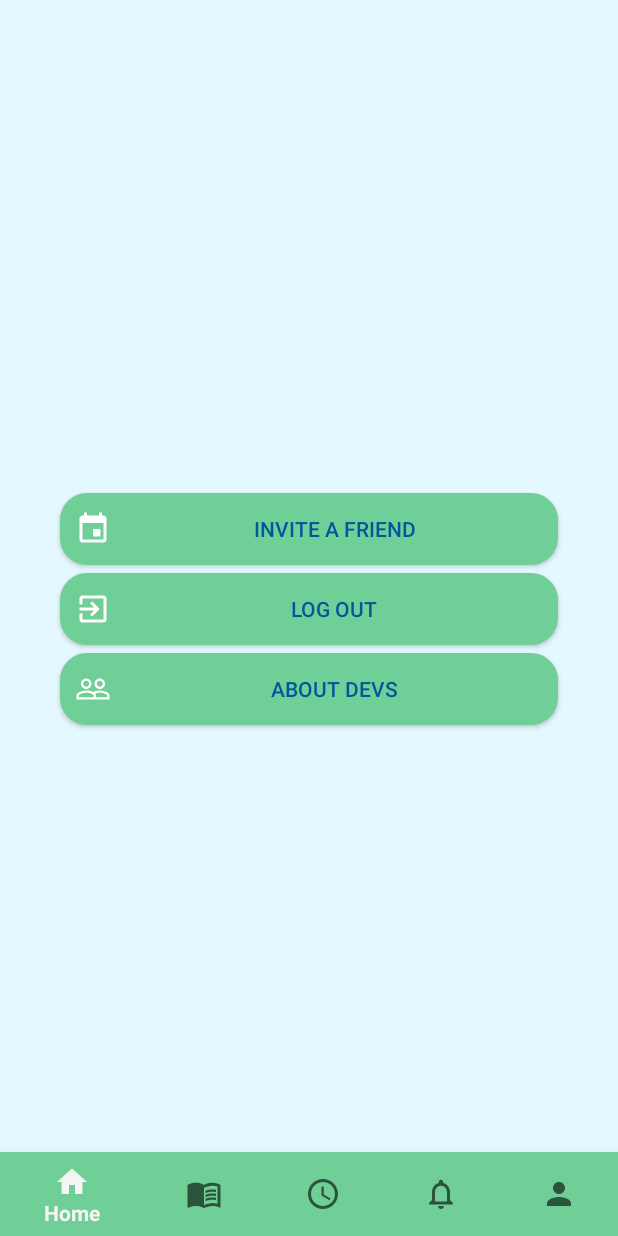
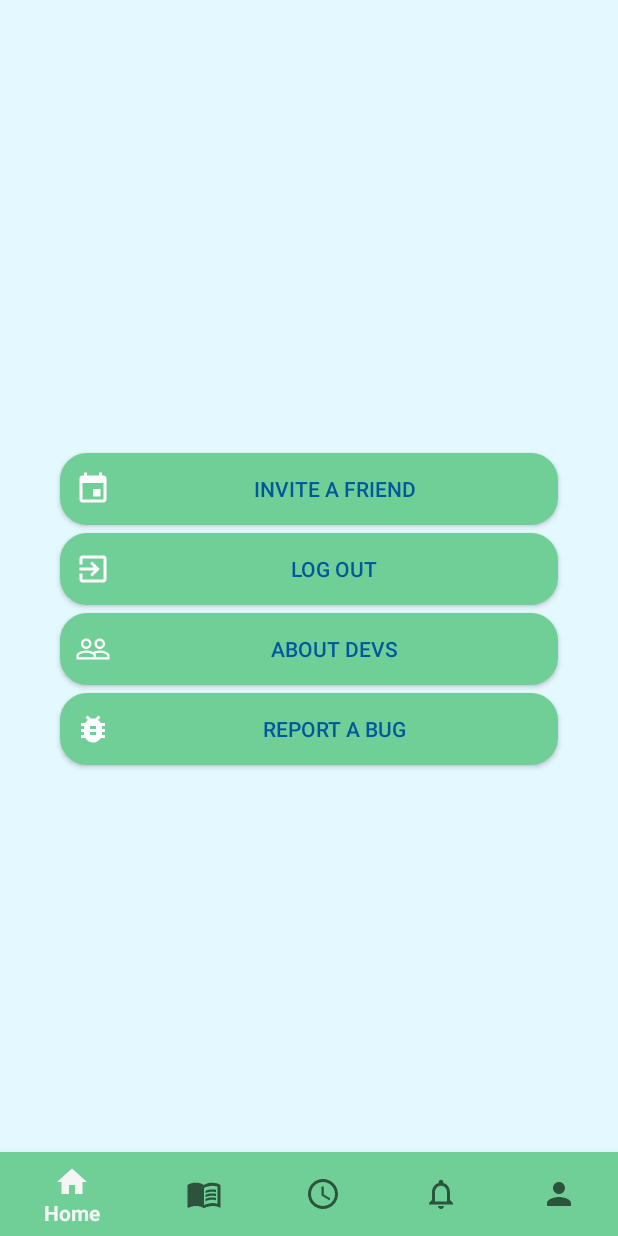
Before and after one commit to piru72/AUST_BUDDY, an Android app: the fragment ProfileFragment placed in its activity, on a phone screen of 412 x 824 dp. Run offline under Robolectric (Android 15) with nearby library versions, the phone set to English and light mode, and no system bars; our stand-ins replace CircleImageView, Firebase (no records; nobody signed in at launch, a user with empty details on screens opened directly).

Commit message:
Report a bug option created

```diff
--- /dev/null
+++ b/app/src/main/res/drawable/ic_baseline_bug_report_24.xml
@@ -0,0 +1,5 @@
+<vector android:height="24dp" android:tint="#000000"
+    android:viewportHeight="24" android:viewportWidth="24"
+    android:width="24dp" xmlns:android="http://schemas.android.com/apk/res/android">
+    <path android:fillColor="@android:color/white" android:pathData="M20,8h-2.81c-0.45,-0.78 -1.07,-1.45 -1.82,-1.96L17,4.41 15.59,3l-2.17,2.17C12.96,5.06 12.49,5 12,5c-0.49,0 -0.96,0.06 -1.41,0.17L8.41,3 7,4.41l1.62,1.63C7.88,6.55 7.26,7.22 6.81,8L4,8v2h2.09c-0.05,0.33 -0.09,0.66 -0.09,1v1L4,12v2h2v1c0,0.34 0.04,0.67 0.09,1L4,16v2h2.81c1.04,1.79 2.97,3 5.19,3s4.15,-1.21 5.19,-3L20,18v-2h-2.09c0.05,-0.33 0.09,-0.66 0.09,-1v-1h2v-2h-2v-1c0,-0.34 -0.04,-0.67 -0.09,-1L20,10L20,8zM14,16h-4v-2h4v2zM14,12h-4v-2h4v2z"/>
+</vector>
--- a/app/src/main/res/layout/fragment_invite.xml
+++ b/app/src/main/res/layout/fragment_invite.xml
@@ -38,10 +38,9 @@
                 android:layout_width="wrap_content"
                 android:layout_height="wrap_content"
                 android:layout_margin="16dp"
-                android:text="ENTER EMAILS"
+                android:text="ENTER EMAILS SEPARATED BY COMMA"
                 android:textColor="@color/white"
-
-                android:textSize="26sp"
+                android:textSize="21sp"
                 android:textStyle="bold" />
 
             <EditText
@@ -58,11 +57,11 @@
 
             <Button
                 android:id="@+id/sendBtn"
+                android:background="@drawable/rounded_select_image"
                 android:layout_width="match_parent"
                 android:layout_height="70dp"
                 android:layout_margin="26dp"
                 android:text="INVITE"
-
                 android:backgroundTint="@color/primary_green"
                 android:textSize="26sp" />
 
--- a/app/src/main/res/layout/fragment_profile.xml
+++ b/app/src/main/res/layout/fragment_profile.xml
@@ -169,6 +169,21 @@
                 android:text="@string/about_devs"
                 android:textColor="@color/text_black"
                 tools:ignore="RtlSymmetry" />
+
+            <Button
+                android:id="@+id/btn_report_bug"
+                android:layout_width="match_parent"
+                android:layout_height="wrap_content"
+                android:layout_marginLeft="40dp"
+                android:layout_marginRight="40dp"
+                android:layout_marginBottom="5dp"
+                android:background="@drawable/rounded_list_item_view"
+                android:drawableStart="@drawable/ic_baseline_bug_report_24"
+                android:drawableTint="@color/pure_white"
+                android:paddingStart="10dp"
+                android:text="REPORT A BUG"
+                android:textColor="@color/text_black"
+                tools:ignore="RtlSymmetry" />
         </LinearLayout>
     </androidx.constraintlayout.widget.ConstraintLayout>
 </FrameLayout>
```
